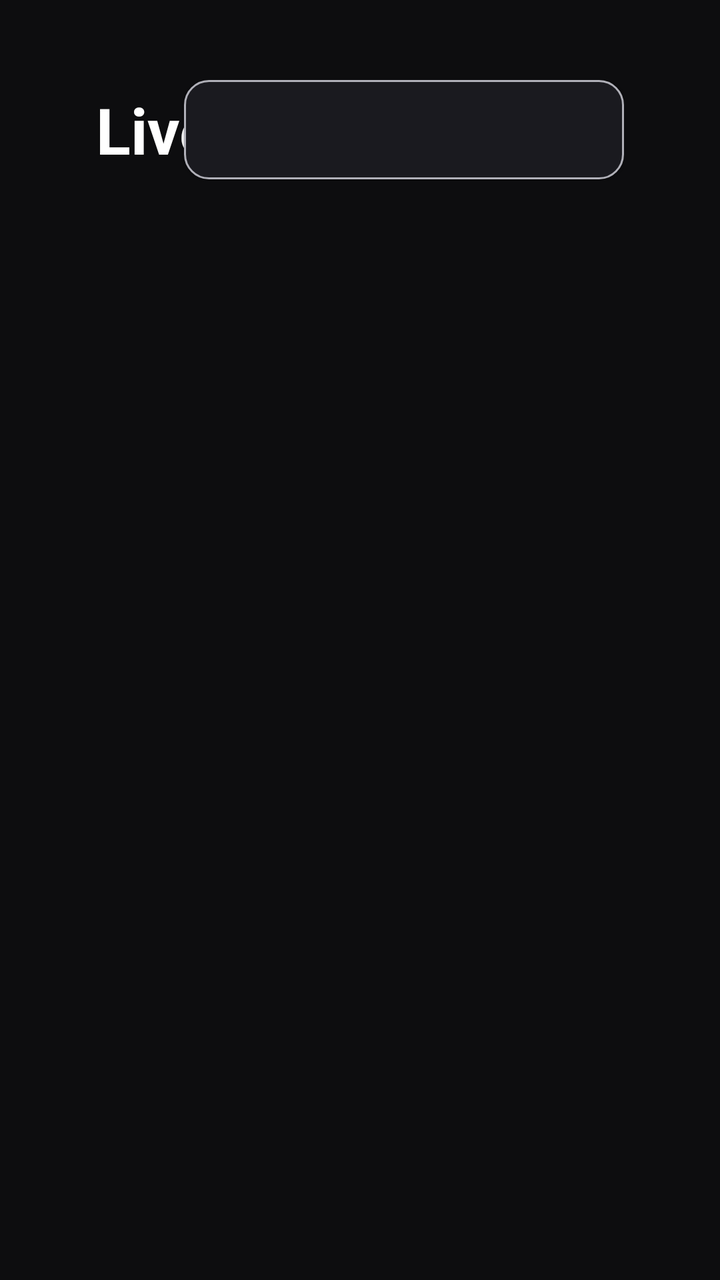
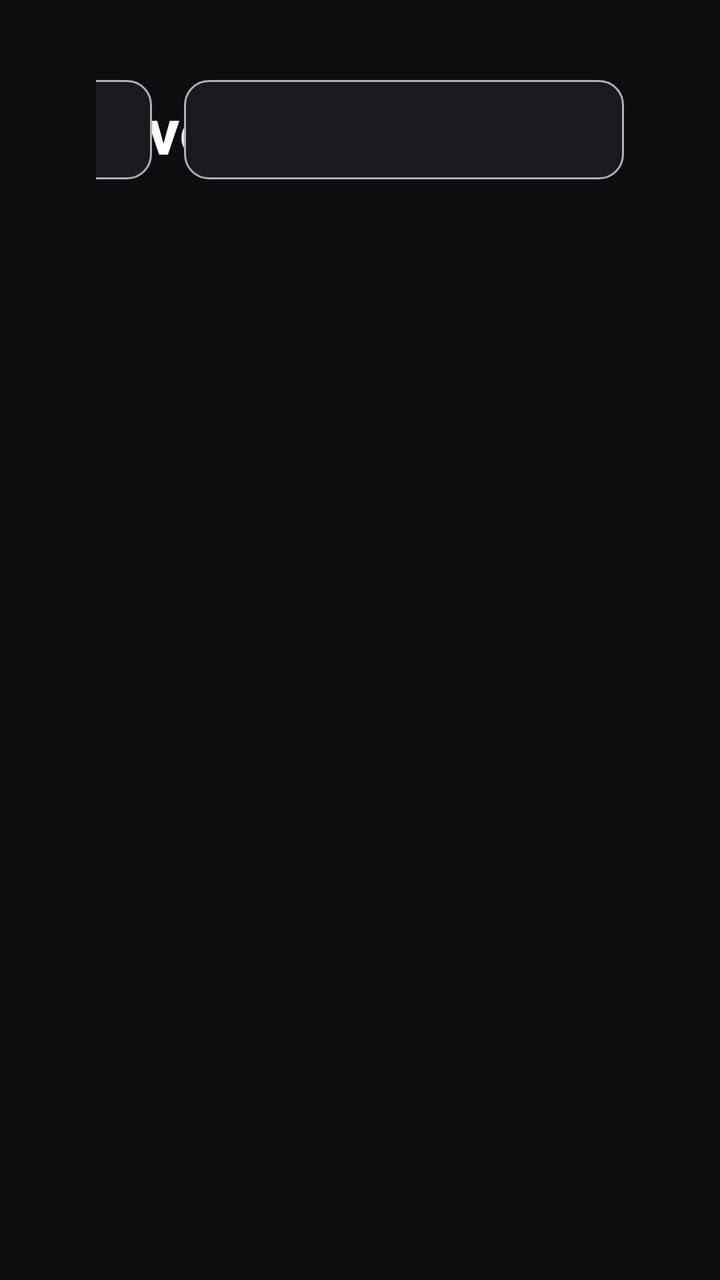

The first picture is an Android layout as it rendered before a commit; the second is the same layout after the commit. The layout source and the unified diff follow.
<!-- AndroidManifest.xml: activity theme Theme.OpenTV -->
<!-- res/layout/activity_channels.xml -->
<?xml version="1.0" encoding="utf-8"?>
<androidx.constraintlayout.widget.ConstraintLayout
    xmlns:android="http://schemas.android.com/apk/res/android"
    xmlns:app="http://schemas.android.com/apk/res-auto"
    android:layout_width="match_parent"
    android:layout_height="match_parent"
    android:background="@color/background"
    android:paddingHorizontal="48dp"
    android:paddingVertical="40dp">

    
    <TextView
        android:id="@+id/channelsTitle"
        android:layout_width="wrap_content"
        android:layout_height="wrap_content"
        android:text="@string/channels_title"
        android:textColor="@color/text_primary"
        android:textSize="32sp"
        android:textStyle="bold"
        app:layout_constraintTop_toTopOf="parent"
        app:layout_constraintBottom_toBottomOf="@id/sourceButton"
        app:layout_constraintStart_toStartOf="parent" />

    
    <Button
        android:id="@+id/sourceButton"
        android:layout_width="wrap_content"
        android:layout_height="wrap_content"
        android:minWidth="220dp"
        android:padding="14dp"
        android:textColor="@color/text_primary"
        android:textSize="16sp"
        android:background="@drawable/focus_ring_button"
        android:focusable="true"
        app:layout_constraintTop_toTopOf="parent"
        app:layout_constraintEnd_toEndOf="parent" />

    
    <androidx.recyclerview.widget.RecyclerView
        android:id="@+id/channelList"
        android:layout_width="0dp"
        android:layout_height="0dp"
        android:layout_marginTop="24dp"
        android:clipToPadding="false"
        android:focusable="true"
        android:visibility="gone"
        app:layout_constraintTop_toBottomOf="@id/sourceButton"
        app:layout_constraintBottom_toBottomOf="parent"
        app:layout_constraintStart_toStartOf="parent"
        app:layout_constraintEnd_toEndOf="parent" />

    
    <ProgressBar
        android:id="@+id/channelsProgress"
        android:layout_width="64dp"
        android:layout_height="64dp"
        android:indeterminateTint="@color/accent"
        android:visibility="gone"
        app:layout_constraintTop_toTopOf="parent"
        app:layout_constraintBottom_toBottomOf="parent"
        app:layout_constraintStart_toStartOf="parent"
        app:layout_constraintEnd_toEndOf="parent" />

    
    <TextView
        android:id="@+id/channelsStatus"
        android:layout_width="wrap_content"
        android:layout_height="wrap_content"
        android:layout_marginHorizontal="48dp"
        android:gravity="center"
        android:textColor="@color/text_secondary"
        android:textSize="20sp"
        android:visibility="gone"
        app:layout_constraintTop_toTopOf="parent"
        app:layout_constraintBottom_toBottomOf="parent"
        app:layout_constraintStart_toStartOf="parent"
        app:layout_constraintEnd_toEndOf="parent" />

</androidx.constraintlayout.widget.ConstraintLayout>
<!-- resources referenced by this layout -->
<resources>
  <color name="accent">#00E0A4</color>
  <color name="background">#0D0D0F</color>
  <color name="text_primary">#FFFFFF</color>
  <color name="text_secondary">#B0B0B8</color>
  <!-- drawable focus_ring_button (drawable) -->
  <?xml version="1.0" encoding="utf-8"?>
  <selector xmlns:android="http://schemas.android.com/apk/res/android">
  
      
      <item android:state_focused="true">
          <shape android:shape="rectangle">
              <solid android:color="@color/accent_dark" />
              <stroke android:width="4dp" android:color="@color/focus_stroke" />
              <corners android:radius="12dp" />
          </shape>
      </item>
  
      
      <item android:state_pressed="true">
          <shape android:shape="rectangle">
              <solid android:color="@color/accent_dark" />
              <corners android:radius="12dp" />
          </shape>
      </item>
  
      
      <item>
          <shape android:shape="rectangle">
              <solid android:color="@color/surface" />
              <stroke android:width="1dp" android:color="@color/text_secondary" />
              <corners android:radius="12dp" />
          </shape>
      </item>
  
  </selector>
  <string name="channels_title">Live Channels</string>
  <style name="Theme.OpenTV" parent="Theme.Material3.Dark.NoActionBar">
          <item name="android:windowBackground">@color/background</item>
          <item name="colorPrimary">@color/accent</item>
          <item name="colorSecondary">@color/accent</item>
          <item name="android:statusBarColor">@android:color/transparent</item>
          <item name="android:navigationBarColor">@android:color/transparent</item>
          <item name="android:windowLayoutInDisplayCutoutMode" tools:targetApi="o_mr1">shortEdges</item>
      </style>
  <color name="accent_dark">#00B486</color>
  <color name="focus_stroke">#00E0A4</color>
  <color name="surface">#1A1A1F</color>
</resources>

<!-- the commit's change to res/layout/activity_channels.xml (unified diff, before → after) -->
@@ -34,6 +34,20 @@
         android:focusable="true"
         app:layout_constraintTop_toTopOf="parent"
         app:layout_constraintEnd_toEndOf="parent" />
+
+    
+    <Button
+        android:id="@+id/filterButton"
+        android:layout_width="wrap_content"
+        android:layout_height="wrap_content"
+        android:layout_marginEnd="16dp"
+        android:padding="14dp"
+        android:textColor="@color/text_primary"
+        android:textSize="16sp"
+        android:background="@drawable/focus_ring_button"
+        android:focusable="true"
+        app:layout_constraintTop_toTopOf="@id/sourceButton"
+        app:layout_constraintEnd_toStartOf="@id/sourceButton" />
 
     
     <androidx.recyclerview.widget.RecyclerView
